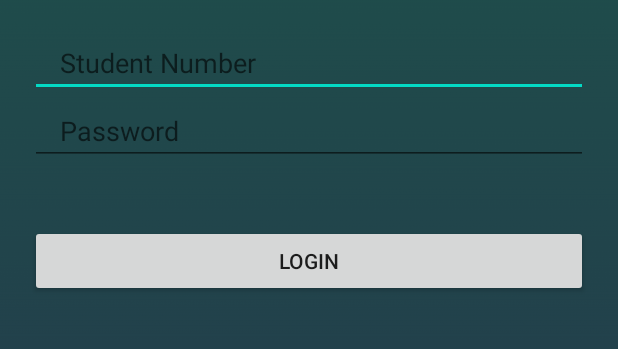
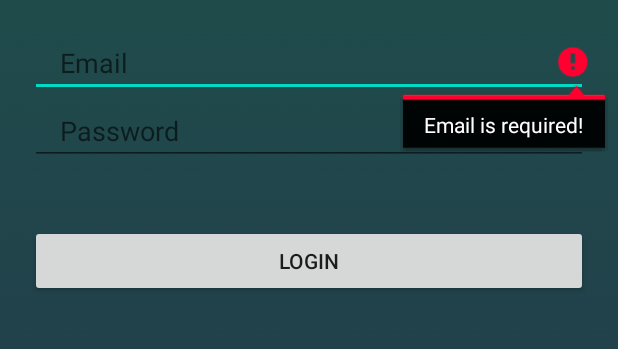
Before and after one commit to Reeegn/PUSSM, an Android app: the screen it shows after launch (Login), after a tap on "LOGIN", on a phone screen of 412 x 824 dp, the part 504-853 px from its top. Run offline under Robolectric (Android 15) with nearby library versions, the phone set to English and light mode, and no system bars; our stand-ins replace Firebase (no records; nobody signed in at launch, a user with empty details on screens opened directly).

Commit message:
updated the login from firebase database to firebase auth

```diff
--- a/app/src/main/java/com/example/phinma_upangstudentsupportmodule/Login.java
+++ b/app/src/main/java/com/example/phinma_upangstudentsupportmodule/Login.java
@@ -5,73 +5,76 @@ import androidx.appcompat.app.AppCompatActivity;
 
 import android.content.Intent;
 import android.os.Bundle;
+import android.util.Patterns;
 import android.view.View;
 import android.widget.Button;
 import android.widget.EditText;
 import android.widget.Toast;
 
-import com.google.firebase.database.DataSnapshot;
-import com.google.firebase.database.DatabaseError;
-import com.google.firebase.database.DatabaseReference;
-import com.google.firebase.database.FirebaseDatabase;
-import com.google.firebase.database.ValueEventListener;
+import com.google.android.gms.tasks.OnCompleteListener;
+import com.google.android.gms.tasks.Task;
+import com.google.firebase.auth.AuthResult;
+import com.google.firebase.auth.FirebaseAuth;
 
 public class Login extends AppCompatActivity {
 
-    DatabaseReference databaseReference = FirebaseDatabase.getInstance().getReferenceFromUrl("https://assess-module-default-rtdb.firebaseio.com/");
+    private EditText editTextStudentEmail, editTextPassword;
+    private Button loginBtn;
+
+    private FirebaseAuth mAuth;
+
     @Override
     protected void onCreate(Bundle savedInstanceState) {
         super.onCreate(savedInstanceState);
         setContentView(R.layout.activity_login);
 
-        final EditText studentNumber = findViewById(R.id.studentNumber);
-        final EditText password = findViewById(R.id.password);
-        final Button loginBtn = findViewById(R.id.loginBtn);
+        loginBtn = (Button) findViewById(R.id.loginBtn);
+
+        editTextStudentEmail = (EditText) findViewById(R.id.studentEmail);
+        editTextPassword = (EditText) findViewById(R.id.password);
+
+        mAuth = FirebaseAuth.getInstance();
 
         loginBtn.setOnClickListener(new View.OnClickListener() {
             @Override
-            public void onClick(View v) {
+            public void onClick(View view) {
+                String email = editTextStudentEmail.getText().toString().trim();
+                String password = editTextPassword.getText().toString().trim();
 
-                final String studentNumberTxt = studentNumber.getText().toString();
-                final String passwordTxt = password.getText().toString();
+                if(email.isEmpty()){
+                    editTextStudentEmail.setError("Email is required!");
+                    editTextStudentEmail.requestFocus();
+                    return;
+                }
 
-                if(studentNumberTxt.isEmpty() || passwordTxt.isEmpty()) {
-                    Toast.makeText(Login.this, "Please enter your student number or password", Toast.LENGTH_SHORT).show();
+                if (!Patterns.EMAIL_ADDRESS.matcher(email).matches()){
+                    editTextStudentEmail.setError("Please enter a valid email address!");
+                    editTextStudentEmail.requestFocus();
+                    return;
                 }
-                else {
-                    databaseReference.child("users").addListenerForSingleValueEvent(new ValueEventListener() {
-                        @Override
-                        public void onDataChange(@NonNull DataSnapshot snapshot) {
 
-                            //check if student number exists in Firebase Database
-                            if (snapshot.hasChild(studentNumberTxt)) {
+                if (password.isEmpty()){
+                    editTextPassword.setError("Password is required!");
+                    editTextPassword.requestFocus();
+                    return;
+                }
 
-                                //student number exists in Firebase Database
-                                //get password of user in Firebase Database and match it with user input
-                                final String getPassword = snapshot.child(studentNumberTxt).child("password").getValue(String.class);
+                mAuth.signInWithEmailAndPassword(email, password).addOnCompleteListener(new OnCompleteListener<AuthResult>() {
+                    @Override
+                    public void onComplete(@NonNull Task<AuthResult> task) {
 
-                                if (getPassword.equals(passwordTxt)){
-                                    Toast.makeText(Login.this, "Successfully Logged In", Toast.LENGTH_SHORT).show();
+                        if (task.isSuccessful()){
+                            Toast.makeText(Login.this, "Successfully Logged In", Toast.LENGTH_SHORT).show();
 
-                                    //open MainActivity on success
-                                    startActivity(new Intent(Login.this, MainActivity.class));
-                                    finish();
-                                }
-                                else{
-                                    Toast.makeText(Login.this, "Wrong Credentials!", Toast.LENGTH_SHORT).show();
-                                }
-                            }
-                            else {
-                                Toast.makeText(Login.this, "Wrong Credentials!", Toast.LENGTH_SHORT).show();
-                            }
+                            //redirect to user profile
+                            startActivity(new Intent(Login.this, MainActivity.class));
+                            finish();
+
+                        }else{
+                            Toast.makeText(Login.this, "Wrong credentials!", Toast.LENGTH_LONG).show();
                         }
-
-                        @Override
-                        public void onCancelled(@NonNull DatabaseError error) {
-
-                        }
-                    });
-                }
+                    }
+                });
             }
         });
     }
--- a/app/src/main/res/layout/activity_login.xml
+++ b/app/src/main/res/layout/activity_login.xml
@@ -20,13 +20,13 @@
         android:text="PUSSM Student\nLogin Here"/>
 
     <EditText
-        android:id="@+id/studentNumber"
+        android:id="@+id/studentEmail"
         android:layout_marginTop="20dp"
         android:layout_width="match_parent"
         android:layout_height="wrap_content"
         android:layout_marginStart="20dp"
         android:layout_marginEnd="20dp"
-        android:hint="Student Number"
+        android:hint="Email"
         android:inputType="text"
         android:maxLines="1"
         android:paddingStart="20dp"
```
